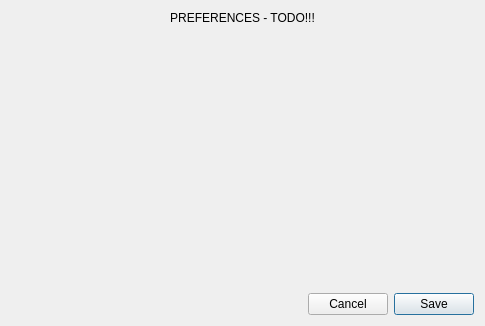
Qt form src/views/preferences_window.ui (evanrolfe/pntest) before a commit.
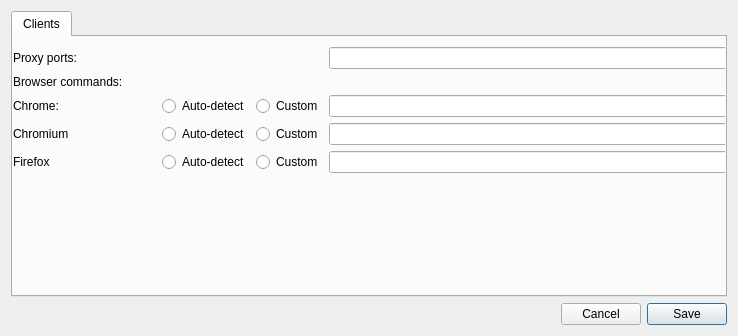
The same form after that commit.

Commit message: preferences: set proxy ports & browser commands

Diff of the .ui file:
```diff
--- a/src/views/preferences_window.ui
+++ b/src/views/preferences_window.ui
@@ -6,40 +6,263 @@
    <rect>
     <x>0</x>
     <y>0</y>
-    <width>485</width>
-    <height>326</height>
+    <width>738</width>
+    <height>336</height>
    </rect>
   </property>
   <property name="windowTitle">
    <string>Preferences</string>
   </property>
-  <layout class="QVBoxLayout" name="verticalLayout">
+  <layout class="QVBoxLayout" name="verticalLayout_2">
    <item>
-    <layout class="QHBoxLayout" name="horizontalLayout_4"/>
-   </item>
-   <item>
-    <widget class="QLabel" name="label">
-     <property name="text">
-      <string>PREFERENCES - TODO!!!</string>
+    <widget class="QTabWidget" name="tabWidget">
+     <property name="currentIndex">
+      <number>0</number>
      </property>
-     <property name="alignment">
-      <set>Qt::AlignCenter</set>
-     </property>
+     <widget class="QWidget" name="tab">
+      <attribute name="title">
+       <string>Clients</string>
+      </attribute>
+      <widget class="QWidget" name="layoutWidget">
+       <property name="geometry">
+        <rect>
+         <x>0</x>
+         <y>0</y>
+         <width>716</width>
+         <height>237</height>
+        </rect>
+       </property>
+       <layout class="QVBoxLayout" name="verticalLayout">
+        <property name="topMargin">
+         <number>10</number>
+        </property>
+        <item>
+         <layout class="QHBoxLayout" name="horizontalLayout_4"/>
+        </item>
+        <item>
+         <layout class="QHBoxLayout" name="horizontalLayout_6">
+          <item>
+           <widget class="QLabel" name="label_2">
+            <property name="text">
+             <string>Proxy ports:</string>
+            </property>
+           </widget>
+          </item>
+          <item>
+           <spacer name="horizontalSpacer_2">
+            <property name="orientation">
+             <enum>Qt::Horizontal</enum>
+            </property>
+            <property name="sizeHint" stdset="0">
+             <size>
+              <width>40</width>
+              <height>20</height>
+             </size>
+            </property>
+           </spacer>
+          </item>
+          <item>
+           <widget class="QLineEdit" name="proxyPortsInput">
+            <property name="minimumSize">
+             <size>
+              <width>400</width>
+              <height>0</height>
+             </size>
+            </property>
+           </widget>
+          </item>
+         </layout>
+        </item>
+        <item>
+         <widget class="QLabel" name="label_4">
+          <property name="text">
+           <string>Browser commands:</string>
+          </property>
+          <property name="alignment">
+           <set>Qt::AlignLeading|Qt::AlignLeft|Qt::AlignVCenter</set>
+          </property>
+         </widget>
+        </item>
+        <item>
+         <layout class="QHBoxLayout" name="horizontalLayout_7">
+          <item>
+           <widget class="QLabel" name="label_3">
+            <property name="text">
+             <string>Chrome:</string>
+            </property>
+           </widget>
+          </item>
+          <item>
+           <spacer name="horizontalSpacer_3">
+            <property name="orientation">
+             <enum>Qt::Horizontal</enum>
+            </property>
+            <property name="sizeHint" stdset="0">
+             <size>
+              <width>40</width>
+              <height>20</height>
+             </size>
+            </property>
+           </spacer>
+          </item>
+          <item>
+           <widget class="QRadioButton" name="chromeAuto">
+            <property name="text">
+             <string>Auto-detect</string>
+            </property>
+            <attribute name="buttonGroup">
+             <string notr="true">buttonGroup</string>
+            </attribute>
+           </widget>
+          </item>
+          <item>
+           <widget class="QRadioButton" name="chromeCustom">
+            <property name="text">
+             <string>Custom</string>
+            </property>
+            <attribute name="buttonGroup">
+             <string notr="true">buttonGroup</string>
+            </attribute>
+           </widget>
+          </item>
+          <item>
+           <widget class="QLineEdit" name="chromeCommandInput">
+            <property name="minimumSize">
+             <size>
+              <width>400</width>
+              <height>0</height>
+             </size>
+            </property>
+           </widget>
+          </item>
+         </layout>
+        </item>
+        <item>
+         <layout class="QHBoxLayout" name="horizontalLayout_8">
+          <item>
+           <widget class="QLabel" name="label_5">
+            <property name="text">
+             <string>Chromium</string>
+            </property>
+           </widget>
+          </item>
+          <item>
+           <spacer name="horizontalSpacer_4">
+            <property name="orientation">
+             <enum>Qt::Horizontal</enum>
+            </property>
+            <property name="sizeHint" stdset="0">
+             <size>
+              <width>40</width>
+              <height>20</height>
+             </size>
+            </property>
+           </spacer>
+          </item>
+          <item>
+           <widget class="QRadioButton" name="chromiumAuto">
+            <property name="text">
+             <string>Auto-detect</string>
+            </property>
+            <attribute name="buttonGroup">
+             <string notr="true">buttonGroup_2</string>
+            </attribute>
+           </widget>
+          </item>
+          <item>
+           <widget class="QRadioButton" name="chromiumCustom">
+            <property name="text">
+             <string>Custom</string>
+            </property>
+            <attribute name="buttonGroup">
+             <string notr="true">buttonGroup_2</string>
+            </attribute>
+           </widget>
+          </item>
+          <item>
+           <widget class="QLineEdit" name="chromiumCommandInput">
+            <property name="minimumSize">
+             <size>
+              <width>400</width>
+              <height>0</height>
+             </size>
+            </property>
+           </widget>
+          </item>
+         </layout>
+        </item>
+        <item>
+         <layout class="QHBoxLayout" name="horizontalLayout_9">
+          <item>
+           <widget class="QLabel" name="label_6">
+            <property name="text">
+             <string>Firefox</string>
+            </property>
+           </widget>
+          </item>
+          <item>
+           <spacer name="horizontalSpacer_5">
+            <property name="orientation">
+             <enum>Qt::Horizontal</enum>
+            </property>
+            <property name="sizeHint" stdset="0">
+             <size>
+              <width>40</width>
+              <height>20</height>
+             </size>
+            </property>
+           </spacer>
+          </item>
+          <item>
+           <widget class="QRadioButton" name="firefoxAuto">
+            <property name="text">
+             <string>Auto-detect</string>
+            </property>
+            <attribute name="buttonGroup">
+             <string notr="true">buttonGroup_3</string>
+            </attribute>
+           </widget>
+          </item>
+          <item>
+           <widget class="QRadioButton" name="firefoxCustom">
+            <property name="text">
+             <string>Custom</string>
+            </property>
+            <attribute name="buttonGroup">
+             <string notr="true">buttonGroup_3</string>
+            </attribute>
+           </widget>
+          </item>
+          <item>
+           <widget class="QLineEdit" name="firefoxCommandInput">
+            <property name="minimumSize">
+             <size>
+              <width>400</width>
+              <height>0</height>
+             </size>
+            </property>
+           </widget>
+          </item>
+         </layout>
+        </item>
+        <item>
+         <spacer name="verticalSpacer_2">
+          <property name="orientation">
+           <enum>Qt::Vertical</enum>
+          </property>
+          <property name="sizeHint" stdset="0">
+           <size>
+            <width>20</width>
+            <height>13</height>
+           </size>
+          </property>
+         </spacer>
+        </item>
+       </layout>
+      </widget>
+     </widget>
     </widget>
    </item>
-   <item>
-    <spacer name="verticalSpacer_2">
-     <property name="orientation">
-      <enum>Qt::Vertical</enum>
-     </property>
-     <property name="sizeHint" stdset="0">
-      <size>
-       <width>20</width>
-       <height>1</height>
-      </size>
-     </property>
-    </spacer>
-   </item>
    <item>
     <layout class="QHBoxLayout" name="horizontalLayout_5">
      <item>
```
Left out of the diff: 5 changed lines with no effect on the pictures. The commit also changes 9 other files.
